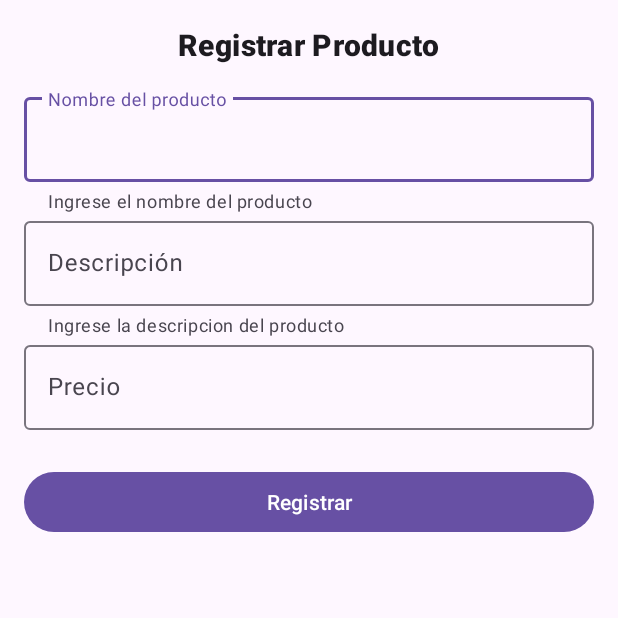
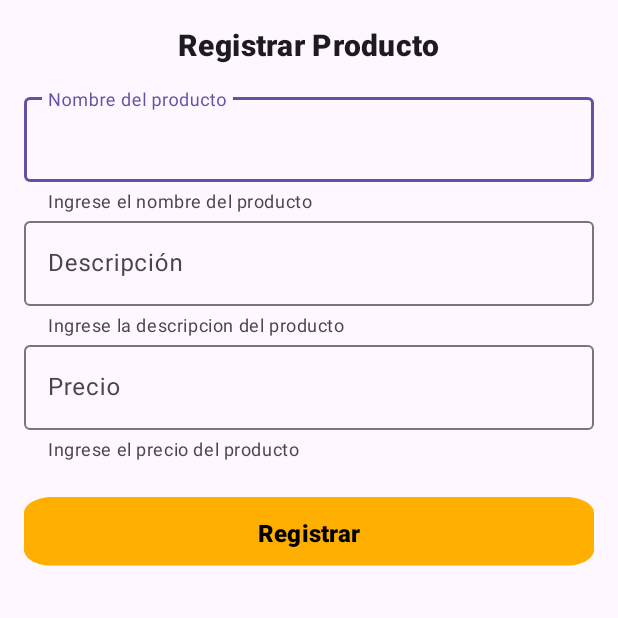
Before and after one commit to shinshini/proymovil, an Android app: the Registra_producto screen opened directly, with no data from a screen before it, on a phone screen of 412 x 824 dp, the top half of it. Run offline under Robolectric (Android 15) with nearby library versions, the phone set to English and light mode, and no system bars.

Commit message:
se añadio codigo nuevo

```diff
--- a/app/src/main/AndroidManifest.xml
+++ b/app/src/main/AndroidManifest.xml
@@ -16,13 +16,13 @@
             android:name=".Registra_producto"
             android:exported="false" />
         <activity
+            android:name=".MainActivity"
+            android:exported="false" />
+        <activity
             android:name=".Home"
             android:exported="false" />
         <activity
             android:name=".Login"
-            android:exported="false" />
-        <activity
-            android:name=".MainActivity"
             android:exported="true">
             <intent-filter>
                 <action android:name="android.intent.action.MAIN" />
--- /dev/null
+++ b/app/src/main/res/drawable/caja.xml
@@ -0,0 +1,19 @@
+<?xml version="1.0" encoding="utf-8"?>
+<vector
+    xmlns:android="http://schemas.android.com/apk/res/android"
+    xmlns:aapt="http://schemas.android.com/aapt"
+    android:width="301dp"
+    android:height="45dp"
+    android:viewportWidth="301"
+    android:viewportHeight="67"
+    >
+    <group>
+        <clip-path
+            android:pathData="M15 0H286C294.284 0 301 6.71573 301 15V49C301 57.2843 294.284 64 286 64H15C6.71573 64 0 57.2843 0 49V15C0 6.71573 6.71573 0 15 0Z"
+            />
+        <path
+            android:pathData="M0 0V64H301V0"
+            android:fillColor="@color/color4"
+            />
+    </group>
+</vector>
--- a/app/src/main/res/layout/activity_home.xml
+++ b/app/src/main/res/layout/activity_home.xml
@@ -44,6 +44,7 @@
         app:rowCount="2">
 
         <androidx.cardview.widget.CardView
+            android:id="@+id/btn_calcularIVA"
             android:layout_width="0dp"
             android:layout_height="0dp"
             android:layout_marginLeft="16dp"
@@ -79,6 +80,7 @@
         </androidx.cardview.widget.CardView>
 
         <androidx.cardview.widget.CardView
+            android:id="@+id/btn_producto"
             android:layout_width="0dp"
             android:layout_height="0dp"
             android:layout_marginLeft="16dp"
@@ -114,6 +116,7 @@
         </androidx.cardview.widget.CardView>
 
         <androidx.cardview.widget.CardView
+            android:id="@+id/btn_cliente"
             android:layout_width="0dp"
             android:layout_height="0dp"
             android:layout_marginLeft="16dp"
@@ -149,6 +152,7 @@
         </androidx.cardview.widget.CardView>
 
         <androidx.cardview.widget.CardView
+            android:id="@+id/btn_salir"
             android:layout_width="0dp"
             android:layout_height="0dp"
             android:layout_marginLeft="16dp"
--- a/app/src/main/res/layout/activity_login.xml
+++ b/app/src/main/res/layout/activity_login.xml
@@ -76,12 +76,12 @@
         </com.google.android.material.textfield.TextInputLayout>
 
         <Button
-            android:id="@+id/elevatedButton"
+            android:id="@+id/btn_ingresar"
             style="@style/Widget.Material3.Button.ElevatedButton"
             android:layout_width="match_parent"
             android:layout_height="wrap_content"
-            android:background="@color/color4"
-            android:backgroundTint="@null"
+            android:background="@drawable/caja"
+            app:backgroundTint="@null"
             android:text="INICIO" />
 
     </LinearLayout>
--- a/app/src/main/res/layout/activity_registra_producto.xml
+++ b/app/src/main/res/layout/activity_registra_producto.xml
@@ -58,13 +58,14 @@
         <com.google.android.material.textfield.TextInputLayout
             android:layout_width="match_parent"
             android:layout_height="wrap_content"
-            android:hint="Precio">
+            android:hint="Precio"
+            app:helperText="Ingrese el precio del producto">
 
             <com.google.android.material.textfield.TextInputEditText
                 android:layout_width="match_parent"
                 android:layout_height="wrap_content"
                 android:inputType="numberDecimal"
-                app:helperText="Ingrese el precio del producto"/>
+              />
         </com.google.android.material.textfield.TextInputLayout>
 
         <!-- Botón de registrar -->
@@ -73,6 +74,11 @@
             android:layout_height="wrap_content"
             android:layout_gravity="center_horizontal"
             android:layout_marginTop="24dp"
-            android:text="Registrar" />
+            android:background="@drawable/caja"
+            android:fontFamily="sans-serif-black"
+            android:text="Registrar"
+            android:textColor="@color/black"
+            android:textSize="16sp"
+            app:backgroundTint="@null" />
     </LinearLayout>
 </androidx.constraintlayout.widget.ConstraintLayout>
```
Also changed, not shown: app/src/main/java/com/example/myapplicationkotlin/Home.kt (+28 -0 lines), app/src/main/java/com/example/myapplicationkotlin/Login.kt (+17 -0 lines), app/src/main/java/com/example/myapplicationkotlin/Registra_producto.kt (+9 -0 lines).
